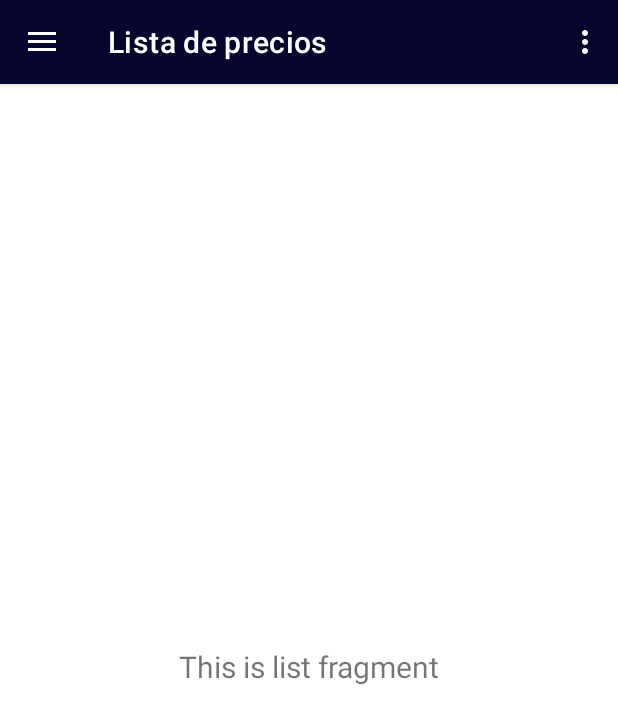
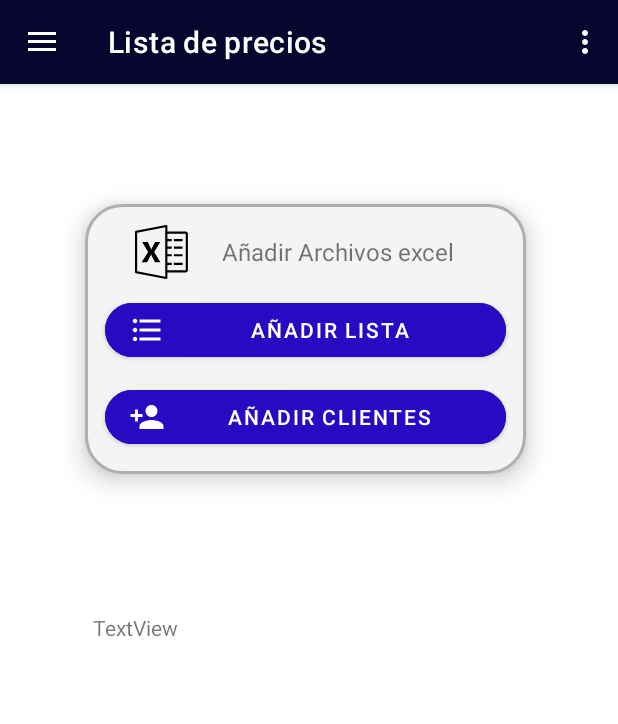
Before and after one commit to Martin-Ball/PreventApp2, an Android app: the screen it shows after launch once a user with an empty profile is signed in (MainActivity), in the side drawer, after a tap on "Lista de precios", on a phone screen of 412 x 824 dp. Shown: the top 724 px of the screen. Run offline under Robolectric (Android 15) with nearby library versions, the phone set to English and light mode, and no system bars; our stand-ins replace Firebase (no records; nobody signed in at launch, a user with empty details on screens opened directly), navigation-ui; libraries missing offline, so code that uses them is left out: com.toptoche.searchablespinnerlibrary; 1 statement that could not run was skipped.

Commit message:
first UI add to fragment_list

```diff
--- a/app/src/main/java/com/martin/preventapp/firebase/Products.java
+++ b/app/src/main/java/com/martin/preventapp/firebase/Products.java
@@ -21,11 +21,6 @@ public class Products {
     private HashMap<String, Object> User = new HashMap<>();
     private HashMap<String, Object> List = new HashMap<>();
     private ArrayList<String> Products = new ArrayList<>();
-
-    //NewProduct
-    private HashMap<String, Object> User2 = new HashMap<>();
-    private HashMap<String, Object> List2 = new HashMap<>();
-    private ArrayList<String> ProductsNew = new ArrayList<>();
 
     public ArrayList<String> productlist (View root, String CompanySelected)
     {
--- a/app/src/main/java/com/martin/preventapp/ui/list/ListFragment.java
+++ b/app/src/main/java/com/martin/preventapp/ui/list/ListFragment.java
@@ -4,14 +4,14 @@ import android.os.Bundle;
 import android.view.LayoutInflater;
 import android.view.View;
 import android.view.ViewGroup;
+import android.widget.Button;
 import android.widget.TextView;
 
 import androidx.annotation.NonNull;
-import androidx.annotation.Nullable;
 import androidx.fragment.app.Fragment;
-import androidx.lifecycle.Observer;
 import androidx.lifecycle.ViewModelProvider;
 
+import com.martin.preventapp.R;
 import com.martin.preventapp.databinding.FragmentListBinding;
 
 public class ListFragment extends Fragment {
@@ -27,13 +27,17 @@ public class ListFragment extends Fragment {
         binding = FragmentListBinding.inflate(inflater, container, false);
         View root = binding.getRoot();
 
-        final TextView textView = binding.textList;
-        ordersSentViewModel.getText().observe(getViewLifecycleOwner(), new Observer<String>() {
-            @Override
-            public void onChanged(@Nullable String s) {
-                textView.setText(s);
-            }
-        });
+        //Buttons add
+        Button listFile = root.findViewById(R.id.list_file);
+        Button clientsFile = root.findViewById(R.id.client_file);
+
+        //TV test
+        TextView tvTest = root.findViewById(R.id.textView6);
+
+
+
+
+
         return root;
     }
 
--- a/app/src/main/java/com/martin/preventapp/ui/new_order/NewOrderFragment.java
+++ b/app/src/main/java/com/martin/preventapp/ui/new_order/NewOrderFragment.java
@@ -17,11 +17,6 @@ import androidx.fragment.app.Fragment;
 import androidx.lifecycle.ViewModelProvider;
 import androidx.recyclerview.widget.LinearLayoutManager;
 import androidx.recyclerview.widget.RecyclerView;
-import com.google.android.gms.tasks.OnSuccessListener;
-import com.google.firebase.auth.FirebaseAuth;
-import com.google.firebase.auth.FirebaseUser;
-import com.google.firebase.firestore.DocumentSnapshot;
-import com.google.firebase.firestore.FirebaseFirestore;
 import com.martin.preventapp.R;
 import com.martin.preventapp.databinding.FragmentNewOrderBinding;
 import com.martin.preventapp.firebase.Clients;
@@ -48,13 +43,7 @@ public class NewOrderFragment extends Fragment {
     private String comment;
 
     //Orders
-    private HashMap<String, Object> ProductAndAmount = new HashMap<>();
     private HashMap<String, HashMap <String, Object>> ProductsOrders = new HashMap<>();
-
-    //Clients
-    private HashMap<String, Object> User = new HashMap<>();
-    private HashMap<String, Object> Client = new HashMap<>();
-    private HashMap<String, String> ClientInfo = new HashMap<>();
 
     //Products
     private ArrayList<String> ProductList = new ArrayList<>();
@@ -74,7 +63,6 @@ public class NewOrderFragment extends Fragment {
 
         if(bundle != null){
             CompanySelected = bundle.get("CompanySelected").toString();
-            Toast.makeText(root.getContext(), bundle.get("CompanySelected").toString(), Toast.LENGTH_LONG).show();
         }
 
 
@@ -132,7 +120,6 @@ public class NewOrderFragment extends Fragment {
         spinnerNewProduct.setTitle("Seleccione un producto");
         spinnerNewProduct.setPositiveButton("CANCELAR");
 
-
         spinnerNewProduct.setOnItemSelectedListener(new AdapterView.OnItemSelectedListener() {
             @Override
             public void onItemSelected(AdapterView<?> adapterView, View view, int i, long l) {
@@ -167,7 +154,7 @@ public class NewOrderFragment extends Fragment {
 
         //button finish
 
-        Button finishOrder = root.findViewById(R.id.order_done);
+        Button finishOrder = root.findViewById(R.id.client_file);
 
         finishOrder.setOnClickListener(new View.OnClickListener() {
             @Override
@@ -305,67 +292,4 @@ public class NewOrderFragment extends Fragment {
         return comment;
     }
 
-
-    private void uploadClients(){
-
-        FirebaseUser currentFirebaseUser = FirebaseAuth.getInstance().getCurrentUser() ;
-
-        //user:
-        //{"Clients"={"ALBRECHT CARINA 2"={"COD"=xx, "Street Address"=xx, "Fantasy Name"=xx, "CUIT"=xx}}}
-
-        //Clients:
-        //{"ALBRECHT CARINA 2"={"COD"=xx, "Street Address"=xx, "Fantasy Name"=xx, "CUIT"=xx}}
-
-        //ALBRECHT CARINA 2:
-        //{"COD"=690, "Street Address"=xx, "Fantasy Name"=xx, "CUIT"=xx}
-
-        //When i use get("COD") the result is 690
-
-
-        FirebaseFirestore db = FirebaseFirestore.getInstance();
-
-        db.collection("users").document(currentFirebaseUser.getUid()).get().addOnSuccessListener(new OnSuccessListener<DocumentSnapshot>() {
-            @Override
-            public void onSuccess(DocumentSnapshot documentSnapshot) {
-
-                User = (HashMap<String, Object>) documentSnapshot.getData();
-                Client = (HashMap<String, Object>) User.get("Clients");
-                ClientInfo = (HashMap<String, String>) Client.get("ALBRECHT CARINA 2");
-
-                //binding.clientNewOrder.setText(ClientInfo.get("CUIT"));
-            }
-            });
-
-    }
-
-    private void uploadList(){
-        FirebaseUser currentFirebaseUser = FirebaseAuth.getInstance().getCurrentUser() ;
-
-        //user:
-        //{"Clients"={"ALBRECHT CARINA 2"={"COD"=xx, "Street Address"=xx, "Fantasy Name"=xx, "CUIT"=xx}}}
-
-        //Clients:
-        //{"ALBRECHT CARINA 2"={"COD"=xx, "Street Address"=xx, "Fantasy Name"=xx, "CUIT"=xx}}
-
-        //ALBRECHT CARINA 2:
-        //{"COD"=690, "Street Address"=xx, "Fantasy Name"=xx, "CUIT"=xx}
-
-        //When i use get("COD") the result is 690
-
-
-        FirebaseFirestore db = FirebaseFirestore.getInstance();
-
-        db.collection("users").document(currentFirebaseUser.getUid()).get().addOnSuccessListener(new OnSuccessListener<DocumentSnapshot>() {
-            @Override
-            public void onSuccess(DocumentSnapshot documentSnapshot) {
-
-                User = (HashMap<String, Object>) documentSnapshot.getData();
-                Client = (HashMap<String, Object>) User.get("List");
-                ClientInfo = (HashMap<String, String>) Client.get("ALBRECHT CARINA 2");
-
-                //binding.clientNewOrder.setText(ClientInfo.get("CUIT"));
-            }
-        });
-    }
-
 }
--- /dev/null
+++ b/app/src/main/res/drawable/ic_xls_icon.xml
@@ -0,0 +1,9 @@
+<vector xmlns:android="http://schemas.android.com/apk/res/android"
+    android:width="24dp"
+    android:height="24dp"
+    android:viewportWidth="50"
+    android:viewportHeight="50">
+  <path
+      android:pathData="M28.875,0C28.8555,0.0078 28.832,0.0195 28.8125,0.0313L0.8125,5.3438C0.3359,5.4336 -0.0078,5.8555 0,6.3438L0,43.6563C-0.0078,44.1445 0.3359,44.5664 0.8125,44.6563L28.8125,49.9688C29.1016,50.0234 29.4023,49.9492 29.6328,49.7617C29.8594,49.5742 29.9961,49.2969 30,49L30,44L47,44C48.0938,44 49,43.0938 49,42L49,8C49,6.9063 48.0938,6 47,6L30,6L30,1C30.0039,0.7109 29.8789,0.4375 29.6641,0.2461C29.4492,0.0547 29.1602,-0.0352 28.875,0ZM28,2.1875L28,6.5313C27.8672,6.8086 27.8672,7.1289 28,7.4063L28,42.8125C27.9727,42.9453 27.9727,43.0859 28,43.2188L28,47.8125L2,42.8438L2,7.1563ZM30,8L47,8L47,42L30,42L30,37L34,37L34,35L30,35L30,29L34,29L34,27L30,27L30,22L34,22L34,20L30,20L30,15L34,15L34,13L30,13ZM36,13L36,15L44,15L44,13ZM6.6875,15.6875L12.1563,25.0313L6.1875,34.375L11.1875,34.375L14.4375,28.3438C14.6641,27.7617 14.8125,27.3164 14.875,27.0313L14.9063,27.0313C15.0352,27.6406 15.1602,28.0547 15.2813,28.2813L18.5313,34.375L23.5,34.375L17.75,24.9375L23.3438,15.6875L18.6563,15.6875L15.6875,21.2188C15.4023,21.9414 15.1992,22.5117 15.0938,22.875L15.0625,22.875C14.8984,22.2656 14.7109,21.7227 14.5,21.2813L11.8125,15.6875ZM36,20L36,22L44,22L44,20ZM36,27L36,29L44,29L44,27ZM36,35L36,37L44,37L44,35Z"
+      android:fillColor="@color/black"/>
+</vector>
--- a/app/src/main/res/layout/fragment_list.xml
+++ b/app/src/main/res/layout/fragment_list.xml
@@ -6,17 +6,81 @@
     android:layout_height="match_parent"
     tools:context=".ui.list.ListFragment">
 
+    <LinearLayout
+        android:id="@+id/linearLayout"
+        android:layout_width="294dp"
+        android:layout_height="180dp"
+        android:layout_marginTop="80dp"
+        android:background="@drawable/shape"
+        android:elevation="10dp"
+        android:gravity="center"
+        android:orientation="vertical"
+        app:layout_constraintEnd_toEndOf="parent"
+        app:layout_constraintHorizontal_bias="0.478"
+        app:layout_constraintStart_toStartOf="parent"
+        app:layout_constraintTop_toTopOf="parent">
+
+        <LinearLayout
+            android:layout_width="235dp"
+            android:layout_height="36dp"
+            android:orientation="horizontal">
+
+            <ImageView
+                android:id="@+id/imageView3"
+                android:layout_width="44dp"
+                android:layout_height="match_parent"
+                android:src="@drawable/ic_xls_icon" />
+
+            <TextView
+                android:id="@+id/textView5"
+                android:layout_width="168dp"
+                android:layout_height="match_parent"
+                android:layout_gravity="center"
+                android:layout_weight="1"
+                android:gravity="center_horizontal|center_vertical"
+                android:text="Añadir Archivos excel"
+                android:textSize="16sp" />
+        </LinearLayout>
+
+        <Space
+            android:layout_width="match_parent"
+            android:layout_height="10dp" />
+
+        <Button
+            android:id="@+id/list_file"
+            android:layout_width="267dp"
+            android:layout_height="wrap_content"
+            android:backgroundTint="@color/linkiar_signin"
+            android:drawableLeft="@drawable/ic_list"
+            android:drawableTint="@color/white"
+            android:elevation="10dp"
+            android:text="AÑADIR LISTA"
+            app:cornerRadius="20dp" />
+
+        <Space
+            android:layout_width="match_parent"
+            android:layout_height="10dp" />
+
+        <Button
+            android:id="@+id/client_file"
+            android:layout_width="267dp"
+            android:layout_height="wrap_content"
+            android:backgroundTint="@color/linkiar_signin"
+            android:drawableLeft="@drawable/ic_person_add"
+            android:drawableTint="@color/white"
+            android:elevation="10dp"
+            android:text="AÑADIR CLIENTES"
+            app:cornerRadius="20dp" />
+    </LinearLayout>
+
     <TextView
-        android:id="@+id/text_list"
-        android:layout_width="match_parent"
-        android:layout_height="wrap_content"
-        android:layout_marginStart="8dp"
-        android:layout_marginTop="8dp"
-        android:layout_marginEnd="8dp"
-        android:textAlignment="center"
-        android:textSize="20sp"
+        android:id="@+id/textView6"
+        android:layout_width="288dp"
+        android:layout_height="323dp"
+        android:text="TextView"
         app:layout_constraintBottom_toBottomOf="parent"
         app:layout_constraintEnd_toEndOf="parent"
         app:layout_constraintStart_toStartOf="parent"
-        app:layout_constraintTop_toTopOf="parent" />
+        app:layout_constraintTop_toBottomOf="@+id/linearLayout" />
+
 </androidx.constraintlayout.widget.ConstraintLayout>
--- a/app/src/main/res/layout/fragment_new_order.xml
+++ b/app/src/main/res/layout/fragment_new_order.xml
@@ -10,7 +10,7 @@
         android:id="@+id/scrollView2"
         android:layout_width="412dp"
         android:layout_height="594dp"
-        app:layout_constraintBottom_toTopOf="@+id/order_done"
+        app:layout_constraintBottom_toTopOf="@+id/client_file"
         app:layout_constraintEnd_toEndOf="parent"
         app:layout_constraintStart_toStartOf="parent"
         app:layout_constraintTop_toTopOf="parent">
@@ -77,7 +77,7 @@
 
                     <Space
                         android:layout_width="match_parent"
-                        android:layout_height="29dp" />
+                        android:layout_height="14dp" />
 
                     <LinearLayout
                         android:layout_width="match_parent"
@@ -106,7 +106,7 @@
 
                     <Space
                         android:layout_width="match_parent"
-                        android:layout_height="4dp" />
+                        android:layout_height="16dp" />
 
                 </LinearLayout>
 
@@ -167,7 +167,7 @@
     </ScrollView>
 
     <Button
-        android:id="@+id/order_done"
+        android:id="@+id/client_file"
         android:layout_width="267dp"
         android:layout_height="wrap_content"
         android:layout_marginBottom="4dp"
```
